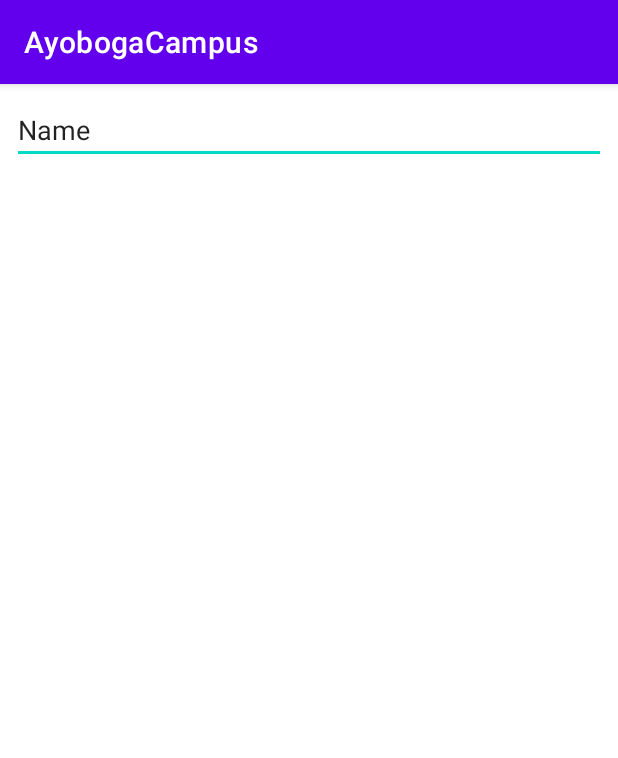
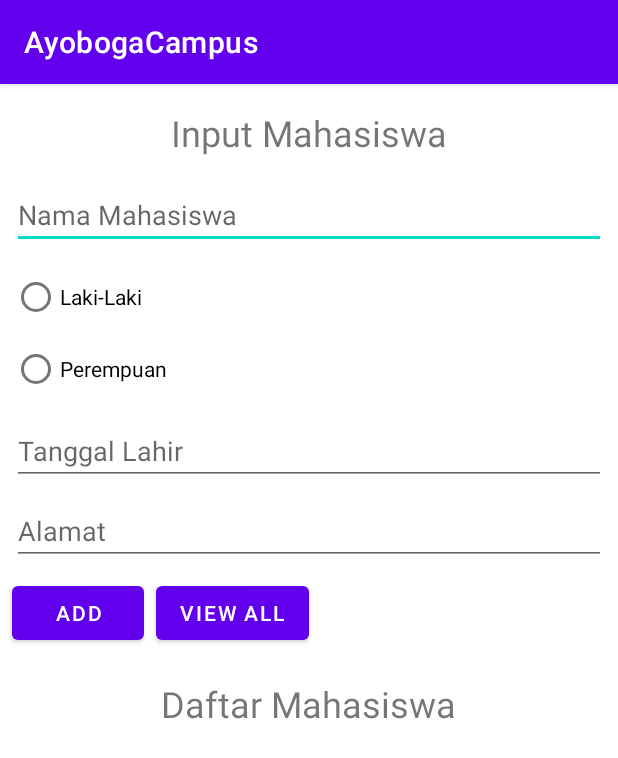
Before and after one commit to randynetworks/ayobogaCampus, an Android app: the screen it shows after launch (MainActivity), on a phone screen of 412 x 824 dp. Shown: the top 758 px of the screen. Run offline under Robolectric (Android 15) with nearby library versions, the phone set to English and light mode, and no system bars.

Commit message:
feat: Design front end

```diff
--- a/app/src/main/res/layout/activity_main.xml
+++ b/app/src/main/res/layout/activity_main.xml
@@ -11,13 +11,122 @@
         android:layout_width="0dp"
         android:layout_height="wrap_content"
         android:layout_marginStart="8dp"
-        android:layout_marginTop="8dp"
+        android:layout_marginTop="16dp"
         android:layout_marginEnd="8dp"
         android:ems="10"
         android:hint="@string/NamaMahasiswa"
         android:inputType="textPersonName"
-        android:text="Name"
+        app:layout_constraintEnd_toEndOf="parent"
+        app:layout_constraintHorizontal_bias="0.0"
+        app:layout_constraintStart_toStartOf="parent"
+        app:layout_constraintTop_toBottomOf="@+id/textView2" />
+
+    <RadioGroup
+        android:id="@+id/rg_gender"
+        android:layout_width="0dp"
+        android:layout_height="wrap_content"
+        android:layout_marginStart="8dp"
+        android:layout_marginTop="8dp"
+        android:layout_marginEnd="8dp"
+        app:layout_constraintEnd_toEndOf="parent"
+        app:layout_constraintStart_toStartOf="parent"
+        app:layout_constraintTop_toBottomOf="@+id/et_student_name">
+
+        <RadioButton
+            android:id="@+id/radioButton"
+            android:layout_width="match_parent"
+            android:layout_height="wrap_content"
+            android:text="Laki-Laki" />
+
+        <RadioButton
+            android:id="@+id/radioButton2"
+            android:layout_width="match_parent"
+            android:layout_height="wrap_content"
+            android:text="Perempuan" />
+    </RadioGroup>
+
+    <EditText
+        android:id="@+id/et_date"
+        android:layout_width="0dp"
+        android:layout_height="wrap_content"
+        android:layout_marginStart="8dp"
+        android:layout_marginTop="8dp"
+        android:layout_marginEnd="8dp"
+        android:ems="10"
+        android:hint="Tanggal Lahir"
+        android:inputType="date"
+        app:layout_constraintEnd_toEndOf="parent"
+        app:layout_constraintStart_toStartOf="parent"
+        app:layout_constraintTop_toBottomOf="@+id/rg_gender" />
+
+    <EditText
+        android:id="@+id/et_address"
+        android:layout_width="0dp"
+        android:layout_height="wrap_content"
+        android:layout_marginStart="8dp"
+        android:layout_marginTop="8dp"
+        android:layout_marginEnd="8dp"
+        android:ems="10"
+        android:gravity="start|top"
+        android:hint="Alamat"
+        android:inputType="textMultiLine"
+        app:layout_constraintEnd_toEndOf="parent"
+        app:layout_constraintStart_toStartOf="parent"
+        app:layout_constraintTop_toBottomOf="@+id/et_date" />
+
+    <TextView
+        android:id="@+id/textView2"
+        android:layout_width="wrap_content"
+        android:layout_height="wrap_content"
+        android:layout_marginTop="16dp"
+        android:text="Input Mahasiswa"
+        android:textSize="24sp"
         app:layout_constraintEnd_toEndOf="parent"
         app:layout_constraintStart_toStartOf="parent"
         app:layout_constraintTop_toTopOf="parent" />
+
+    <TextView
+        android:id="@+id/textView3"
+        android:layout_width="wrap_content"
+        android:layout_height="wrap_content"
+        android:layout_marginTop="76dp"
+        android:text="Daftar Mahasiswa"
+        android:textSize="24sp"
+        app:layout_constraintEnd_toEndOf="parent"
+        app:layout_constraintHorizontal_bias="0.497"
+        app:layout_constraintStart_toStartOf="parent"
+        app:layout_constraintTop_toBottomOf="@+id/et_address" />
+
+    <Button
+        android:id="@+id/btn_add"
+        android:layout_width="wrap_content"
+        android:layout_height="wrap_content"
+        android:layout_marginStart="8dp"
+        android:layout_marginTop="8dp"
+        android:text="Add"
+        app:layout_constraintStart_toStartOf="parent"
+        app:layout_constraintTop_toBottomOf="@+id/et_address" />
+
+    <Button
+        android:id="@+id/btn_view_all"
+        android:layout_width="wrap_content"
+        android:layout_height="wrap_content"
+        android:layout_marginStart="8dp"
+        android:layout_marginTop="8dp"
+        android:text="View All"
+        app:layout_constraintStart_toEndOf="@+id/btn_add"
+        app:layout_constraintTop_toBottomOf="@+id/et_address" />
+
+    <ListView
+        android:id="@+id/lv_studentList"
+        android:layout_width="409dp"
+        android:layout_height="302dp"
+        android:layout_marginStart="8dp"
+        android:layout_marginTop="8dp"
+        android:layout_marginEnd="8dp"
+        android:layout_marginBottom="8dp"
+        app:layout_constraintBottom_toBottomOf="parent"
+        app:layout_constraintEnd_toEndOf="parent"
+        app:layout_constraintStart_toStartOf="parent"
+        app:layout_constraintTop_toBottomOf="@+id/textView3" />
 </androidx.constraintlayout.widget.ConstraintLayout>
```
